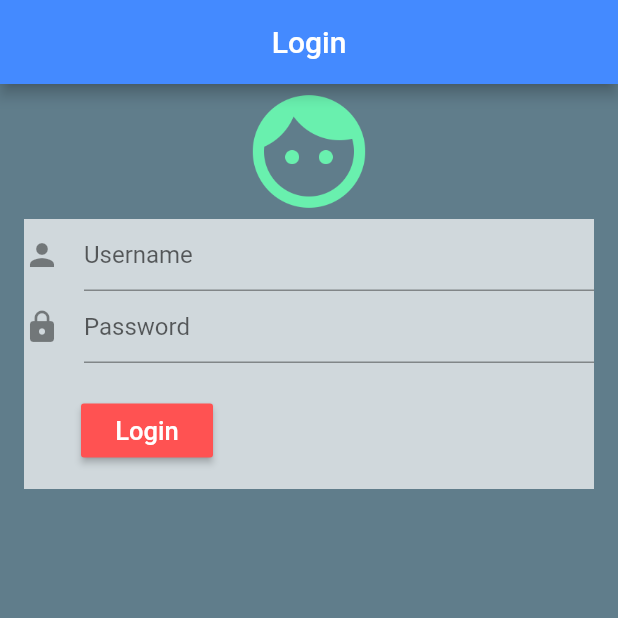
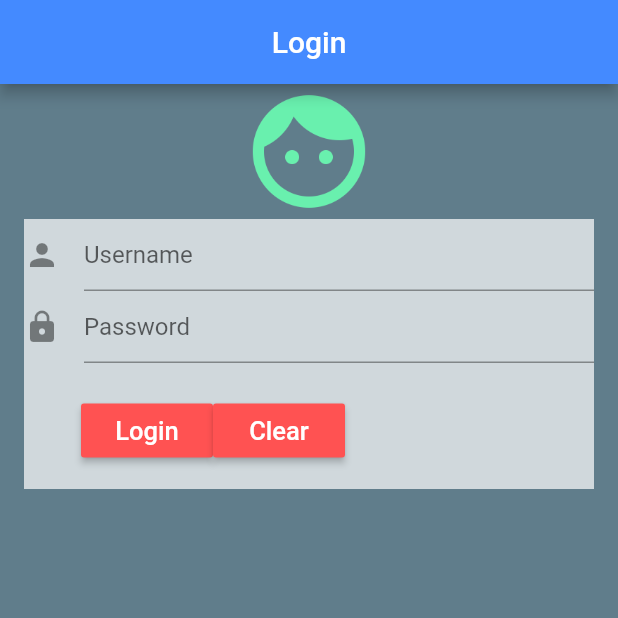
Before and after one commit to ashenmalaka/Flutter_Login_App, a Flutter app: the screen it shows after launch, after a tap on "Login", on a phone screen of 412 x 824 dp, the top half of it. Run offline on Flutter 3.47's test engine with Material 2 defaults, Android fonts, the phone set to English and light mode, and no system bars.

Commit message:
Added clear button

```diff
--- a/lib/ui/login.dart
+++ b/lib/ui/login.dart
@@ -69,7 +69,7 @@ class LoginState extends State<Login>{
                          margin: const EdgeInsets.only(left: 38.0), //Added padding to left
                          child: new RaisedButton(
                            onPressed: () {
-                             debugPrint("Login Button is Clicked");
+                             debugPrint("Login button is clicked");
 
                            },
                            color: Colors.redAccent,
@@ -80,7 +80,25 @@ class LoginState extends State<Login>{
                               )
                             ),
                          ),
-                       )
+                       ),
+
+                       //Clear Button
+                       new Container(
+                         margin: EdgeInsets.only(right: 38.0),
+                         child: new RaisedButton(
+                           onPressed: () {
+                             debugPrint("Clear button is clicked");
+
+                           },
+                          color: Colors.redAccent,
+                          child: new Text("Clear",
+                           style: new TextStyle(
+                             color: Colors.white,
+                             fontSize: 17.0,
+                           ),
+                          ),
+                         ),
+                         )
                       ],
                     ),
                   )
```
